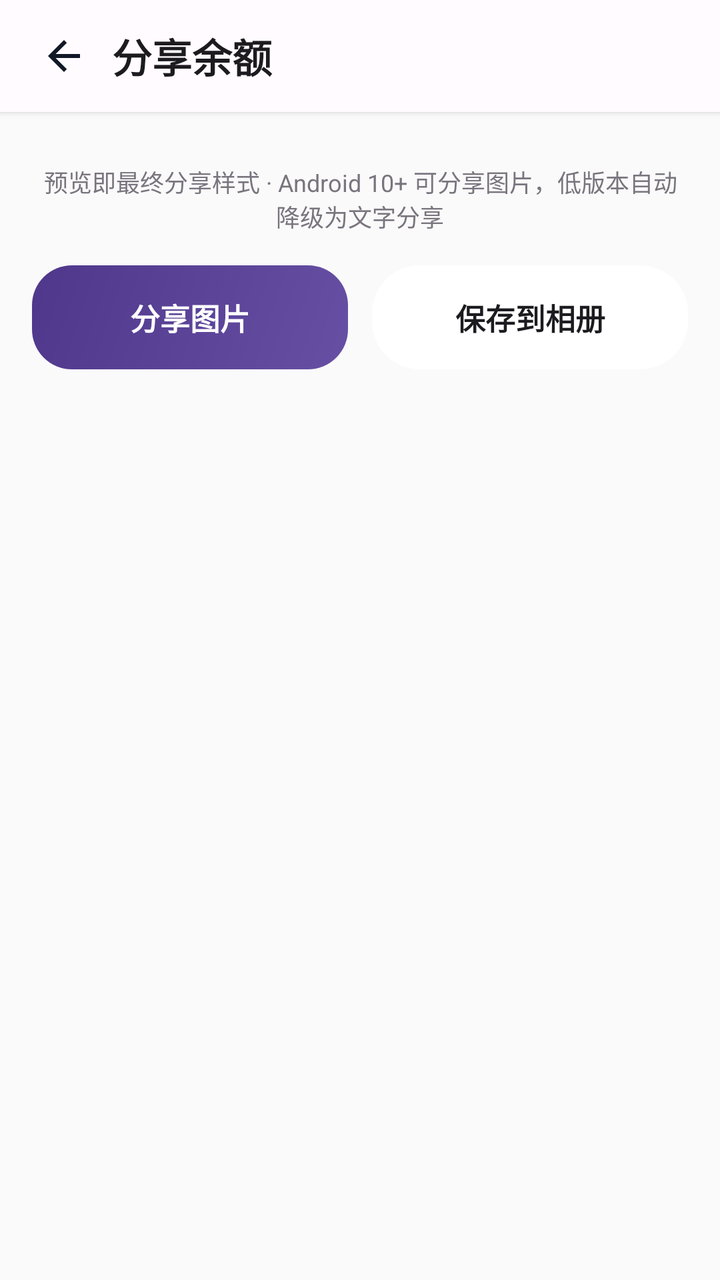
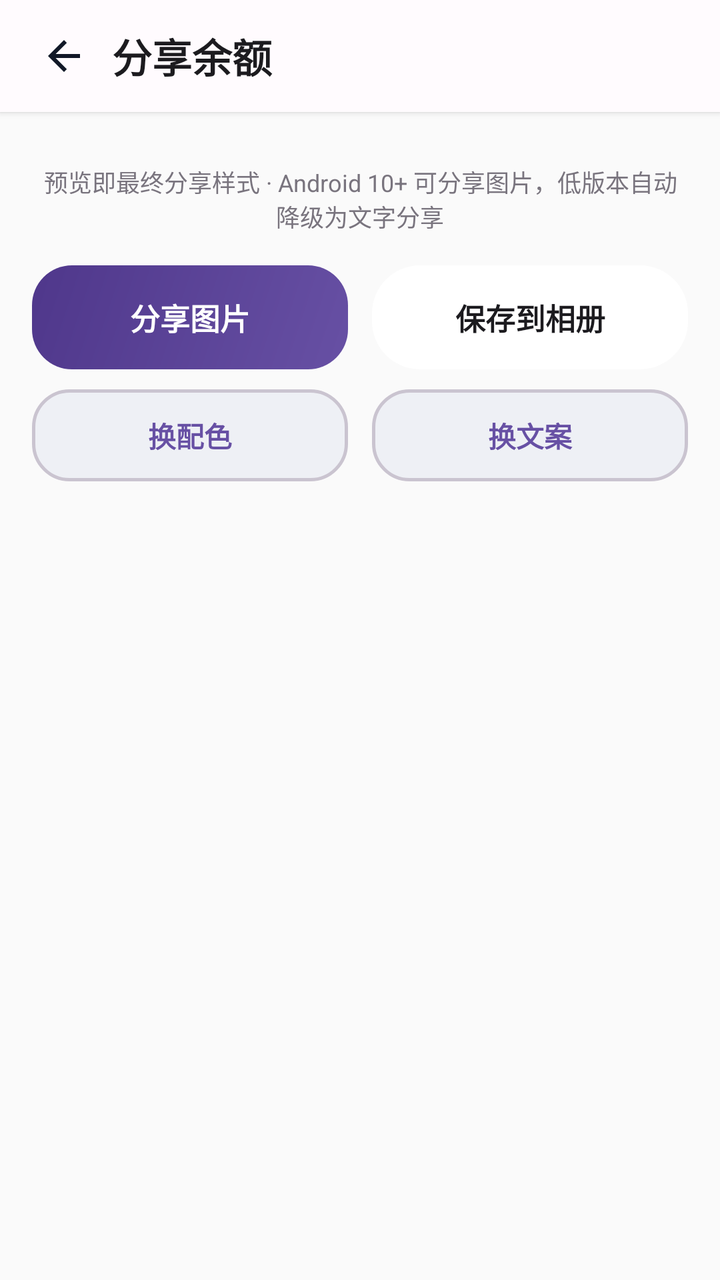

Compare the two renders of this Android layout. The source of the first and the diff that turns it into the second are given below.
<!-- AndroidManifest.xml: application theme RxHTheme -->
<!-- res/layout/fragment_share.xml -->
<?xml version="1.0" encoding="utf-8"?>
<LinearLayout xmlns:android="http://schemas.android.com/apk/res/android"
    android:layout_width="match_parent"
    android:layout_height="match_parent"
    android:orientation="vertical">

    <LinearLayout
        android:layout_width="match_parent"
        android:layout_height="56dp"
        android:gravity="center_vertical"
        android:orientation="horizontal"
        android:paddingLeft="8dp"
        android:paddingRight="16dp"
        android:background="@color/md_surface"
        android:elevation="2dp">
        <ImageView
            android:id="@+id/btn_back"
            android:layout_width="48dp"
            android:layout_height="48dp"
            android:padding="12dp"
            android:src="@drawable/ic_arrow_back"
            android:clickable="true"
            android:focusable="false"
            android:contentDescription="返回"
            android:background="?android:attr/selectableItemBackgroundBorderless" />
        <TextView
            android:layout_width="0dp"
            android:layout_height="wrap_content"
            android:layout_weight="1"
            android:text="@string/str_108"
            android:textColor="@color/text_primary"
            android:textSize="20sp"
            android:textStyle="bold" />
    </LinearLayout>

    <ScrollView
        android:layout_width="match_parent"
        android:layout_height="match_parent"
        android:fillViewport="true">

        <LinearLayout
            android:layout_width="match_parent"
            android:layout_height="wrap_content"
            android:orientation="vertical"
            android:gravity="center_horizontal"
            android:padding="16dp">

            <ImageView
                android:id="@+id/iv_preview"
                android:layout_width="match_parent"
                android:layout_height="wrap_content"
                android:adjustViewBounds="true"
                android:contentDescription="余额分享图预览" />

            <TextView
                android:id="@+id/tv_share_hint"
                android:layout_width="match_parent"
                android:layout_height="wrap_content"
                android:layout_marginTop="10dp"
                android:gravity="center"
                android:text="@string/str_109"
                android:textColor="@color/text_hint"
                android:textSize="12sp" />

            <LinearLayout
                android:layout_width="match_parent"
                android:layout_height="wrap_content"
                android:layout_marginTop="16dp"
                android:orientation="horizontal">

                <TextView
                    android:id="@+id/btn_share"
                    android:layout_width="0dp"
                    android:layout_height="52dp"
                    android:layout_weight="1"
                    android:layout_marginRight="6dp"
                    android:gravity="center"
                    android:text="@string/str_110"
                    android:textColor="@color/text_on_primary"
                    android:textSize="15sp"
                    android:textStyle="bold"
                    android:background="@drawable/bg_gradient_button"
                    android:foreground="@drawable/bg_ripple_20"
                    android:clickable="true"
                    android:focusable="false" />

                <TextView
                    android:id="@+id/btn_save"
                    android:layout_width="0dp"
                    android:layout_height="52dp"
                    android:layout_weight="1"
                    android:layout_marginLeft="6dp"
                    android:gravity="center"
                    android:text="@string/str_111"
                    android:textColor="@color/text_primary"
                    android:textSize="15sp"
                    android:textStyle="bold"
                    android:background="@drawable/bg_card_balance"
                    android:foreground="@drawable/bg_ripple_24"
                    android:clickable="true"
                    android:focusable="false" />
            </LinearLayout>

            <View
                android:layout_width="match_parent"
                android:layout_height="24dp" />

        </LinearLayout>
    </ScrollView>
</LinearLayout>
<!-- resources referenced by this layout -->
<resources>
  <color name="md_surface">#FFFBFE</color>
  <color name="text_hint">#79747E</color>
  <color name="text_on_primary">#FFFFFF</color>
  <color name="text_primary">#1C1B1F</color>
  <!-- drawable bg_card_balance (drawable) -->
  <?xml version="1.0" encoding="utf-8"?>
  <shape xmlns:android="http://schemas.android.com/apk/res/android" android:shape="rectangle">
      <solid android:color="@color/card_bg" />
      <corners android:radius="24dp" />
      
  </shape>
  <!-- drawable bg_gradient_button (drawable) -->
  <?xml version="1.0" encoding="utf-8"?>
  <shape xmlns:android="http://schemas.android.com/apk/res/android" android:shape="rectangle">
      <gradient
          android:startColor="@color/primary"
          android:endColor="@color/gradient_end"
          android:angle="135" />
      <corners android:radius="20dp" />
  </shape>
  <!-- drawable bg_ripple_20 (drawable) -->
  <?xml version="1.0" encoding="utf-8"?>
  <ripple xmlns:android="http://schemas.android.com/apk/res/android"
      android:color="#33000000">
      <item android:id="@android:id/mask">
          <shape android:shape="rectangle">
              <solid android:color="#FFFFFF" />
              <corners android:radius="20dp" />
          </shape>
      </item>
  </ripple>
  <!-- drawable bg_ripple_24 (drawable) -->
  <?xml version="1.0" encoding="utf-8"?>
  <ripple xmlns:android="http://schemas.android.com/apk/res/android"
      android:color="#33000000">
      <item android:id="@android:id/mask">
          <shape android:shape="rectangle">
              <solid android:color="#FFFFFF" />
              <corners android:radius="24dp" />
          </shape>
      </item>
  </ripple>
  <!-- drawable ic_arrow_back (drawable) -->
  <vector xmlns:android="http://schemas.android.com/apk/res/android"
      android:width="24dp" android:height="24dp"
      android:viewportWidth="24" android:viewportHeight="24">
      <path android:fillColor="#FF111827" android:pathData="M20 11H7.83l5.59-5.59L12 4l-8 8 8 8 1.41-1.41L7.83 13H20v-2z" />
  </vector>
  <string name="str_108">分享余额</string>
  <string name="str_109">预览即最终分享样式 · Android 10+ 可分享图片，低版本自动降级为文字分享</string>
  <string name="str_110">分享图片</string>
  <string name="str_111">保存到相册</string>
  <style name="RxHTheme" parent="@android:style/Theme.Material.Light.NoActionBar">
          <item name="android:colorPrimary">#6750A4</item>
          <item name="android:colorAccent">#6750A4</item>
          <item name="android:windowNoTitle">true</item>
          <item name="android:windowActionBar">false</item>
          <item name="android:statusBarColor">@android:color/transparent</item>
          <item name="android:navigationBarColor">@android:color/transparent</item>
          <item name="android:windowTranslucentStatus">false</item>
          <item name="android:windowTranslucentNavigation">false</item>
          <item name="android:windowLightStatusBar">false</item>
          <item name="android:windowLightNavigationBar">true</item>
      </style>
  <color name="card_bg">#FFFFFF</color>
  <color name="primary">#6750A4</color>
  <color name="gradient_end">#4F378B</color>
</resources>

<!-- the commit's change to res/layout/fragment_share.xml (unified diff, before → after) -->
@@ -101,6 +101,43 @@
                     android:focusable="false" />
             </LinearLayout>
 
+            <LinearLayout
+                android:layout_width="match_parent"
+                android:layout_height="wrap_content"
+                android:layout_marginTop="10dp"
+                android:orientation="horizontal">
+                <TextView
+                    android:id="@+id/btn_style"
+                    android:layout_width="0dp"
+                    android:layout_height="46dp"
+                    android:layout_weight="1"
+                    android:layout_marginRight="6dp"
+                    android:gravity="center"
+                    android:text="@string/share_style_button"
+                    android:textColor="@color/primary"
+                    android:textSize="14sp"
+                    android:textStyle="bold"
+                    android:background="@drawable/bg_input_field"
+                    android:foreground="@drawable/bg_ripple_18"
+                    android:clickable="true"
+                    android:focusable="false" />
+                <TextView
+                    android:id="@+id/btn_template"
+                    android:layout_width="0dp"
+                    android:layout_height="46dp"
+                    android:layout_weight="1"
+                    android:layout_marginLeft="6dp"
+                    android:gravity="center"
+                    android:text="@string/share_template_button"
+                    android:textColor="@color/primary"
+                    android:textSize="14sp"
+                    android:textStyle="bold"
+                    android:background="@drawable/bg_input_field"
+                    android:foreground="@drawable/bg_ripple_18"
+                    android:clickable="true"
+                    android:focusable="false" />
+            </LinearLayout>
+
             <View
                 android:layout_width="match_parent"
                 android:layout_height="24dp" />
<!-- resource entries referenced after the edit -->
@@ -20,6 +20,24 @@
           android:angle="135" />
       <corners android:radius="20dp" />
   </shape>
+  <!-- drawable bg_input_field (drawable) -->
+  <?xml version="1.0" encoding="utf-8"?>
+  <shape xmlns:android="http://schemas.android.com/apk/res/android" android:shape="rectangle">
+      <solid android:color="@color/input_bg" />
+      <corners android:radius="18dp" />
+      <stroke android:width="1.5dp" android:color="@color/divider" />
+  </shape>
+  <!-- drawable bg_ripple_18 (drawable) -->
+  <?xml version="1.0" encoding="utf-8"?>
+  <ripple xmlns:android="http://schemas.android.com/apk/res/android"
+      android:color="#33000000">
+      <item android:id="@android:id/mask">
+          <shape android:shape="rectangle">
+              <solid android:color="#FFFFFF" />
+              <corners android:radius="18dp" />
+          </shape>
+      </item>
+  </ripple>
   <!-- drawable bg_ripple_20 (drawable) -->
   <?xml version="1.0" encoding="utf-8"?>
   <ripple xmlns:android="http://schemas.android.com/apk/res/android"
@@ -48,6 +66,8 @@
       android:viewportWidth="24" android:viewportHeight="24">
       <path android:fillColor="#FF111827" android:pathData="M20 11H7.83l5.59-5.59L12 4l-8 8 8 8 1.41-1.41L7.83 13H20v-2z" />
   </vector>
+  <string name="share_style_button">换配色</string>
+  <string name="share_template_button">换文案</string>
   <string name="str_108">分享余额</string>
   <string name="str_109">预览即最终分享样式 · Android 10+ 可分享图片，低版本自动降级为文字分享</string>
   <string name="str_110">分享图片</string>
@@ -67,5 +87,7 @@
   <color name="card_bg">#FFFFFF</color>
   <color name="primary">#6750A4</color>
   <color name="gradient_end">#4F378B</color>
+  <color name="input_bg">#EEF0F5</color>
+  <color name="divider">#CAC4D0</color>
 </resources>
 
